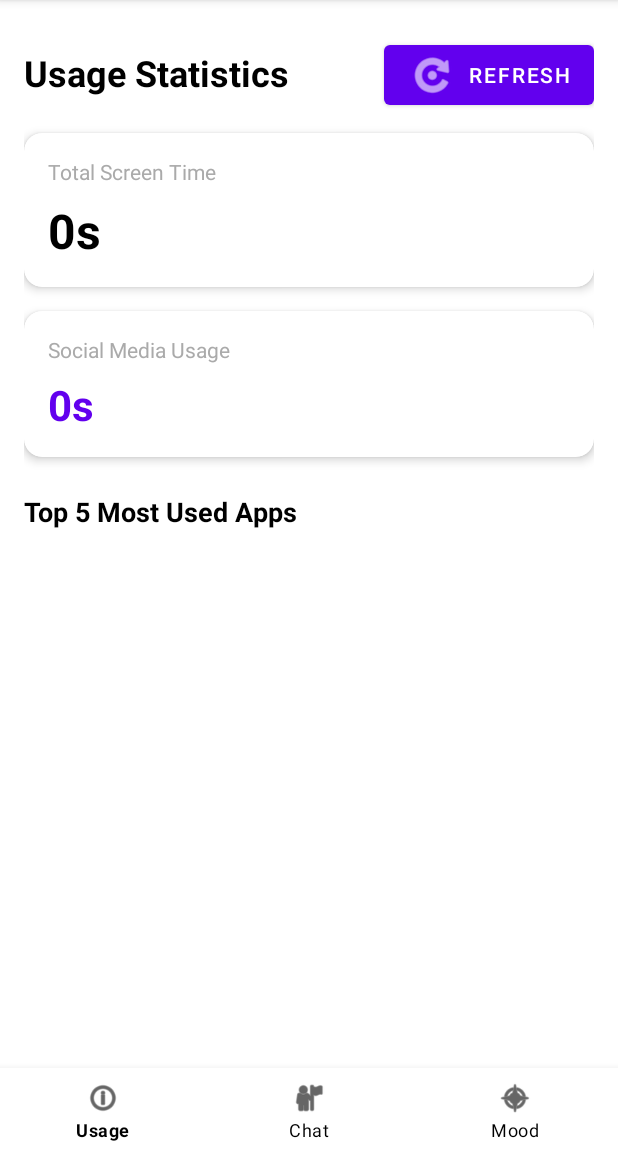
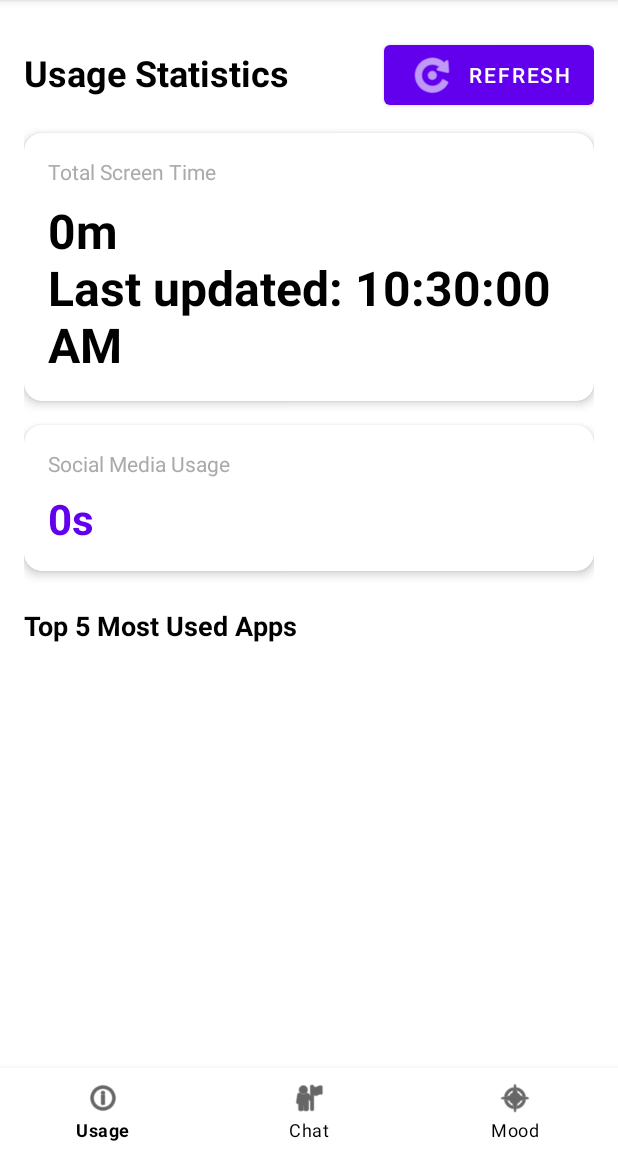
Before and after one commit to Balaji-Kartheek/MindTrack-App, an Android app: the screen it shows after launch (MainActivity), on a phone screen of 412 x 824 dp, the part 84-1236 px from its top. Run offline under Robolectric (Android 15) with nearby library versions, the phone set to English and light mode, and no system bars.

Commit message:
Fix usage stats and add HF troubleshooting
Improved usage tracking with real-time data and better error messages

Co-authored-by: Cursor <cursoragent@cursor.com>

```diff
--- a/app/src/main/java/com/mindapp/usage/UsageStatsFragment.kt
+++ b/app/src/main/java/com/mindapp/usage/UsageStatsFragment.kt
@@ -69,17 +69,30 @@ class UsageStatsFragment : Fragment() {
         _binding?.progressBar?.visibility = View.VISIBLE
         val ctx = context ?: return
 
+        // Show last refresh time
+        val currentTime = java.text.SimpleDateFormat("hh:mm:ss a", java.util.Locale.getDefault())
+            .format(java.util.Date())
+
         CoroutineScope(Dispatchers.IO).launch {
             try {
                 if (!UsageStatsHelper.hasUsageStatsPermission(ctx)) {
                     withContext(Dispatchers.Main) {
                         _binding?.progressBar?.visibility = View.GONE
+                        _binding?.tvTotalScreenTime?.text = "Permission Required"
+                        _binding?.tvSocialMediaUsage?.text = "Grant Permission"
                         if (isAdded) {
                             Toast.makeText(
                                 requireContext(),
-                                "Please grant Usage Stats permission in Settings",
+                                "⚠️ Usage Access Required\n\nGo to: Settings → Apps → Special Access → Usage Access → MindApp → Enable\n\nThen restart the app.",
                                 Toast.LENGTH_LONG
                             ).show()
+                            // Open settings
+                            try {
+                                val intent = android.content.Intent(android.provider.Settings.ACTION_USAGE_ACCESS_SETTINGS)
+                                startActivity(intent)
+                            } catch (e: Exception) {
+                                android.util.Log.e("UsageStatsFragment", "Can't open settings", e)
+                            }
                         }
                     }
                     return@launch
@@ -91,7 +104,10 @@ class UsageStatsFragment : Fragment() {
 
                 withContext(Dispatchers.Main) {
                     val b = _binding ?: return@withContext
-                    b.tvTotalScreenTime.text = UsageStatsHelper.formatTime(totalScreenTime)
+
+                    // Show last update time
+                    val updateText = "Last updated: $currentTime"
+                    b.tvTotalScreenTime.text = "${UsageStatsHelper.formatTime(totalScreenTime)}\n$updateText"
                     b.tvSocialMediaUsage.text = UsageStatsHelper.formatTime(socialMediaUsage)
                     topAppsAdapter.submitList(topApps)
 
@@ -100,16 +116,17 @@ class UsageStatsFragment : Fragment() {
                         if (isAdded) {
                             Toast.makeText(
                                 requireContext(),
-                                "No usage data yet. Use some apps and check back in 1-2 hours.",
+                                "📊 No usage data found\n\nAndroid needs 5-10 minutes of app usage to collect data.\n\nUse some apps, then tap Refresh.",
                                 Toast.LENGTH_LONG
                             ).show()
                         }
+                        b.tvTotalScreenTime.text = "0m\n$updateText"
                     } else {
                         // Show count of tracked apps
                         if (isAdded) {
                             Toast.makeText(
                                 requireContext(),
-                                "Tracking ${topApps.size} apps today",
+                                "✅ Tracking ${topApps.size} apps (${UsageStatsHelper.formatTime(totalScreenTime)} total)",
                                 Toast.LENGTH_SHORT
                             ).show()
                         }
--- a/app/src/main/java/com/mindapp/usage/UsageStatsHelper.kt
+++ b/app/src/main/java/com/mindapp/usage/UsageStatsHelper.kt
@@ -62,6 +62,7 @@ object UsageStatsHelper {
             val usageStatsManager = context.getSystemService(Context.USAGE_STATS_SERVICE) as? UsageStatsManager
                 ?: return emptyList()
 
+            // Get data for the entire day (midnight to now)
             val calendar = Calendar.getInstance()
             calendar.set(Calendar.HOUR_OF_DAY, 0)
             calendar.set(Calendar.MINUTE, 0)
@@ -70,23 +71,28 @@ object UsageStatsHelper {
             val startTime = calendar.timeInMillis
             val endTime = System.currentTimeMillis()
 
-            // Try INTERVAL_BEST first, fall back to INTERVAL_DAILY if needed
-            var stats = usageStatsManager.queryUsageStats(
-                UsageStatsManager.INTERVAL_BEST,
+            android.util.Log.d("UsageStatsHelper", "Querying from: ${java.text.SimpleDateFormat("yyyy-MM-dd HH:mm:ss").format(startTime)} to ${java.text.SimpleDateFormat("yyyy-MM-dd HH:mm:ss").format(endTime)}")
+
+            // Query with INTERVAL_DAILY for most reliable results
+            // This gives aggregated data for the day
+            val stats = usageStatsManager.queryUsageStats(
+                UsageStatsManager.INTERVAL_DAILY,
                 startTime,
                 endTime
             )
 
-            // If INTERVAL_BEST returns empty or null, try INTERVAL_DAILY
-            if (stats.isNullOrEmpty()) {
-                stats = usageStatsManager.queryUsageStats(
-                    UsageStatsManager.INTERVAL_DAILY,
-                    startTime,
-                    endTime
-                )
-            }
+            // Also try getting recent detailed stats (last hour) for real-time updates
+            val recentStart = System.currentTimeMillis() - (60 * 60 * 1000) // Last hour
+            val recentStats = usageStatsManager.queryUsageStats(
+                UsageStatsManager.INTERVAL_BEST,
+                recentStart,
+                endTime
+            )
 
-            android.util.Log.d("UsageStatsHelper", "Total stats entries: ${stats?.size ?: 0}")
+            // Combine both stats
+            val combinedStats = (stats.orEmpty() + recentStats.orEmpty())
+
+            android.util.Log.d("UsageStatsHelper", "Total stats entries: ${combinedStats.size} (daily: ${stats?.size ?: 0}, recent: ${recentStats?.size ?: 0})")
 
             val packageManager = context.packageManager
             val appUsageMap = mutableMapOf<String, AppUsageInfo>()
@@ -95,7 +101,7 @@ object UsageStatsHelper {
         var totalAppsProcessed = 0
         var appsWithUsage = 0
 
-        stats?.forEach { usageStat ->
+        combinedStats.forEach { usageStat ->
             totalAppsProcessed++
             val packageName = usageStat.packageName
             val totalTime = usageStat.totalTimeInForeground
```
Also changed, not shown: 2 other files.
